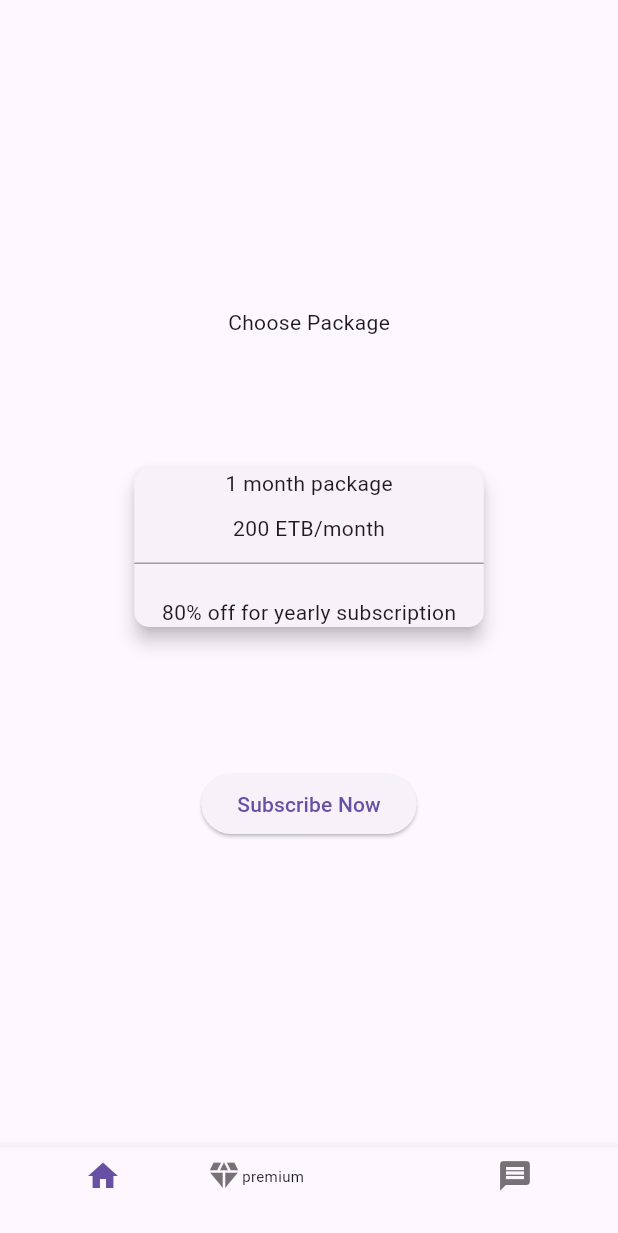
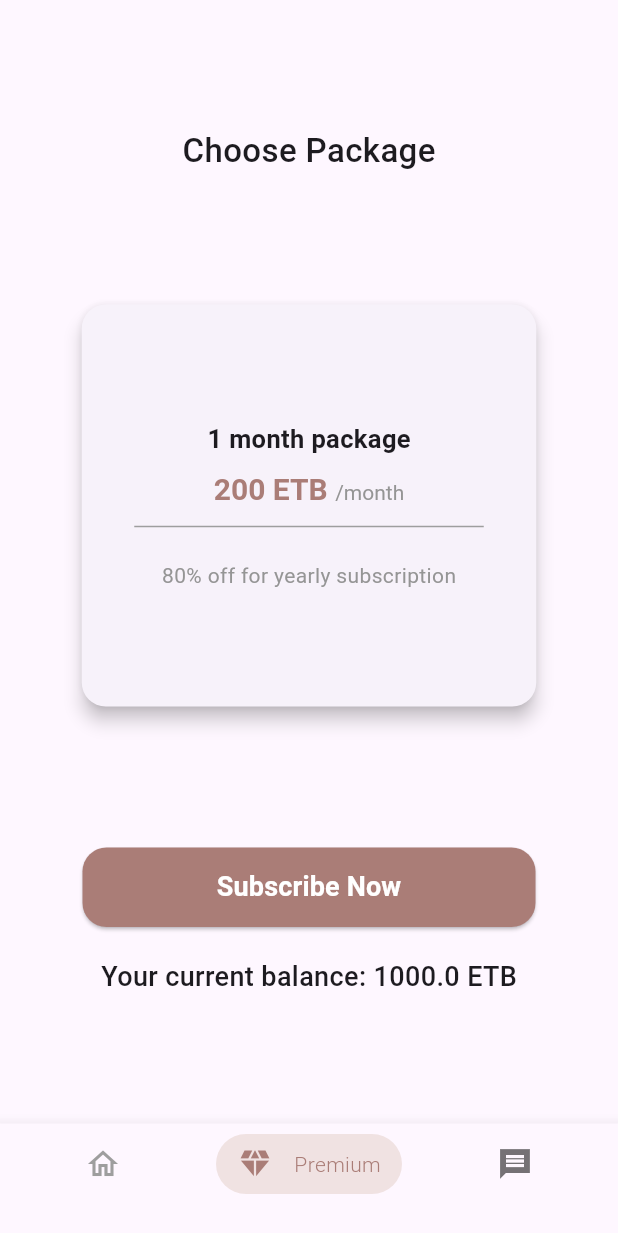
Before and after one commit to Hewialex/new_flutter_project, a Flutter app: the screen it shows after launch, on a phone screen of 412 x 824 dp. Shown: the top 1233 px of the screen. Run offline on Flutter 3.47's test engine with Material 3 defaults, Android fonts, the light colour scheme and no system bars; our stand-ins replace flutter_bloc.

Commit message:
Your commit message here

```diff
--- a/lib/main.dart
+++ b/lib/main.dart
@@ -10,6 +10,7 @@ class MyApp extends StatelessWidget {
   @override
   Widget build(BuildContext context) {
     return MaterialApp(
+      debugShowCheckedModeBanner: false,
       title: 'Premium Subscription Demo',
       theme: ThemeData(
         primarySwatch: Colors.blue,
--- /dev/null
+++ b/lib/presentation/screens/dummy_data.dart
@@ -0,0 +1,13 @@
+class DummyData {
+  // Initialize the dummy balance (e.g., 1000 ETB)
+  double balance = 1000;
+
+  // Function to handle subscription and update balance
+  void subscribe() {
+    if (balance >= 200) {
+      balance -= 200;  // Deduct 200 ETB for subscription
+    } else {
+      throw Exception("Insufficient balance!");
+    }
+  }
+}
--- a/lib/presentation/screens/premium.dart
+++ b/lib/presentation/screens/premium.dart
@@ -1,4 +1,5 @@
 import 'package:flutter/material.dart';
+import 'dummy_data.dart';  // Import the dummy data file
 
 class Premium extends StatefulWidget {
   const Premium({super.key});
@@ -8,59 +9,121 @@ class Premium extends StatefulWidget {
 }
 
 class _PremiumState extends State<Premium> {
+  // Create an instance of DummyData to manage balance
+  DummyData dummyData = DummyData();
+
+  // Function to handle subscription and update balance
+  void _subscribe() {
+    setState(() {
+      try {
+        dummyData.subscribe(); // Call the subscribe function from DummyData
+      } catch (e) {
+        ScaffoldMessenger.of(context).showSnackBar(
+          SnackBar(content: Text(e.toString())),  // Show an error message if balance is insufficient
+        );
+      }
+    });
+  }
+
   @override
   Widget build(BuildContext context) {
+
     return Scaffold(
       body: Center(
         child: Column(
           mainAxisAlignment: MainAxisAlignment.center,
           children: [
-            Text('Choose Package'),
-            SizedBox(height: 83,),
-            Card(
+            Text('Choose Package', style: TextStyle(fontWeight: FontWeight.w500, fontSize: 22)),
+            SizedBox(height: 83),
+            SizedBox(
+              width: 311,
+              height: 276,
+              child: Card(
                 elevation: 5,
-              shape: RoundedRectangleBorder(borderRadius: BorderRadius.circular(10)),
+                shape: RoundedRectangleBorder(borderRadius: BorderRadius.circular(16)),
                 child: Column(
                   mainAxisAlignment: MainAxisAlignment.center,
                   children: [
-
-                  Text('1 month package'),
-                  SizedBox(height: 10,),
-                  Text('200 ETB/month'),
-                  SizedBox(height: 13,),
+                    Text('1 month package', style: TextStyle(fontWeight: FontWeight.w700, fontSize: 17)),
+                    SizedBox(height: 10),
+                    RichText(
+                      text: TextSpan(
+                        text: '200 ETB ', // Main text
+                        style: TextStyle(
+                          fontSize: 20, // Main font size
+                          color: Color(0xFFAA7D77), // Color as per your previous design
+                          fontWeight: FontWeight.w700,
+                        ),
+                        children: [
+                          TextSpan(
+                            text: '/month', // Subtext
+                            style: TextStyle(
+                              fontSize: 14, // Smaller font size
+                              fontWeight: FontWeight.normal,
+                              color: Color(0xFF959595), // Grey color for the subtext
+                              height: 0.5, // Adjust vertical alignment (raises it slightly)
+                            ),
+                          ),
+                        ],
+                      ),
+                    ),
+                    SizedBox(height: 13),
                     Container(
                       width: 233,
                       height: 1,
                       color: Colors.grey,
                     ),
-                  SizedBox(height: 22,),
-                  Text('80% off for yearly subscription')
-
-
+                    SizedBox(height: 22),
+                    Text('80% off for yearly subscription', style: TextStyle(color: Color(0xFF959595))),
                   ],
                 ),
               ),
-            SizedBox(height: 90,),
-            ElevatedButton(onPressed: (){}, child: Text('Subscribe Now'),
-            )
+            ),
+            SizedBox(height: 90),
+            ElevatedButton(
+              onPressed: _subscribe, // Call _subscribe when clicked
+              style: ElevatedButton.styleFrom(
+                minimumSize: Size(302, 53),
+                shape: RoundedRectangleBorder(borderRadius: BorderRadius.circular(16)),
+                backgroundColor: Color(0xFFAA7D77),
+                foregroundColor: Colors.white,
+              ),
+              child: Text('Subscribe Now', style: TextStyle(fontWeight: FontWeight.w600, fontSize: 18)),
+            ),
+            SizedBox(height: 20),
+            // Display the current balance from the DummyData instance
+            Text(
+              'Your current balance: ${dummyData.balance} ETB',
+              style: TextStyle(fontWeight: FontWeight.w500, fontSize: 18),
+            ),
           ],
         ),
       ),
       bottomNavigationBar: BottomNavigationBar(
-        items:[
-          BottomNavigationBarItem(icon: Icon(Icons.home), label: ''),
-          BottomNavigationBarItem(icon: Row(
+        items: [
+          BottomNavigationBarItem(icon: Icon(Icons.home_outlined, color: Colors.grey), label: ''),
+          BottomNavigationBarItem(
+            icon: ClipRRect(
+              borderRadius: BorderRadius.circular(20),
+              child: Container(
+                width: 124,
+                height: 40,
+                color: Color.fromARGB(255, 240, 226, 226),
+                child: Row(
+                  mainAxisAlignment: MainAxisAlignment.spaceEvenly,
                   children: [
-              Icon(Icons.diamond),
-              Text('premium' , style: TextStyle(fontSize: 10),),
+                    Icon(Icons.diamond, color: Color(0xFFAA7D77)),
+                    Text('Premium', style: TextStyle(color: Color(0xFFAA7D77), fontWeight: FontWeight.w300)),
                   ],
                 ),
-          label: ''
               ),
-          BottomNavigationBarItem(icon: Icon(Icons.message), label: ''),
+            ),
+            label: '',
+          ),
+          BottomNavigationBarItem(icon: Icon(Icons.message_sharp), label: ''),
         ],
+        type: BottomNavigationBarType.fixed,
       ),
-
     );
   }
 }
```
Lines whose indentation alone changed are shown as unchanged.
